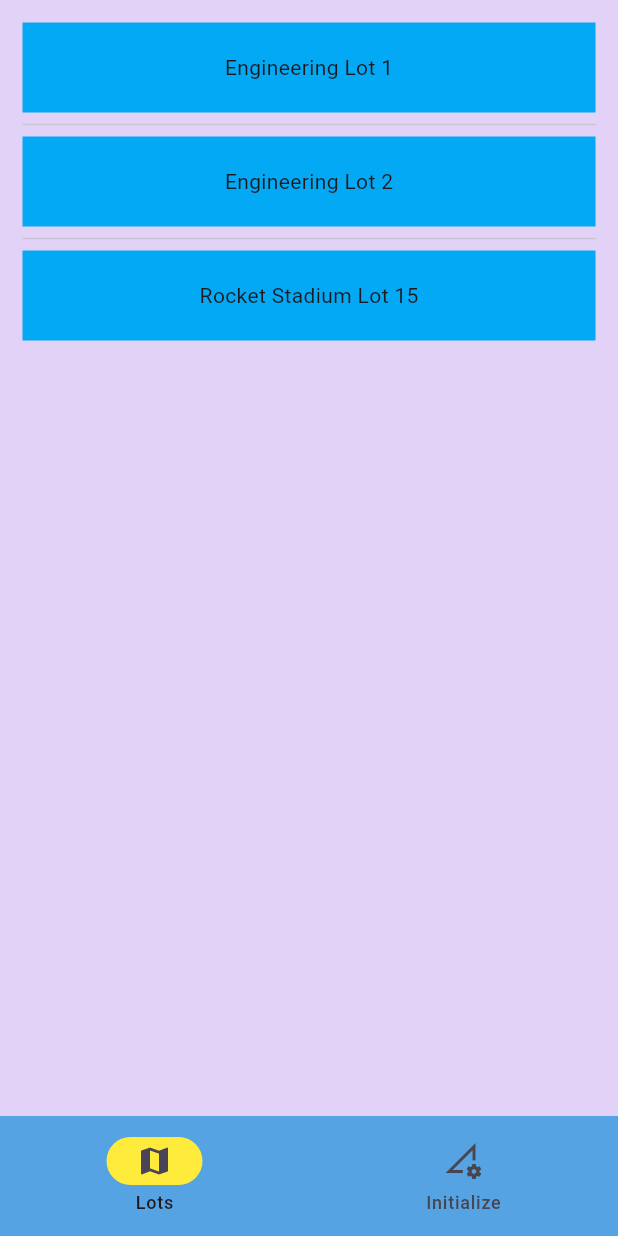
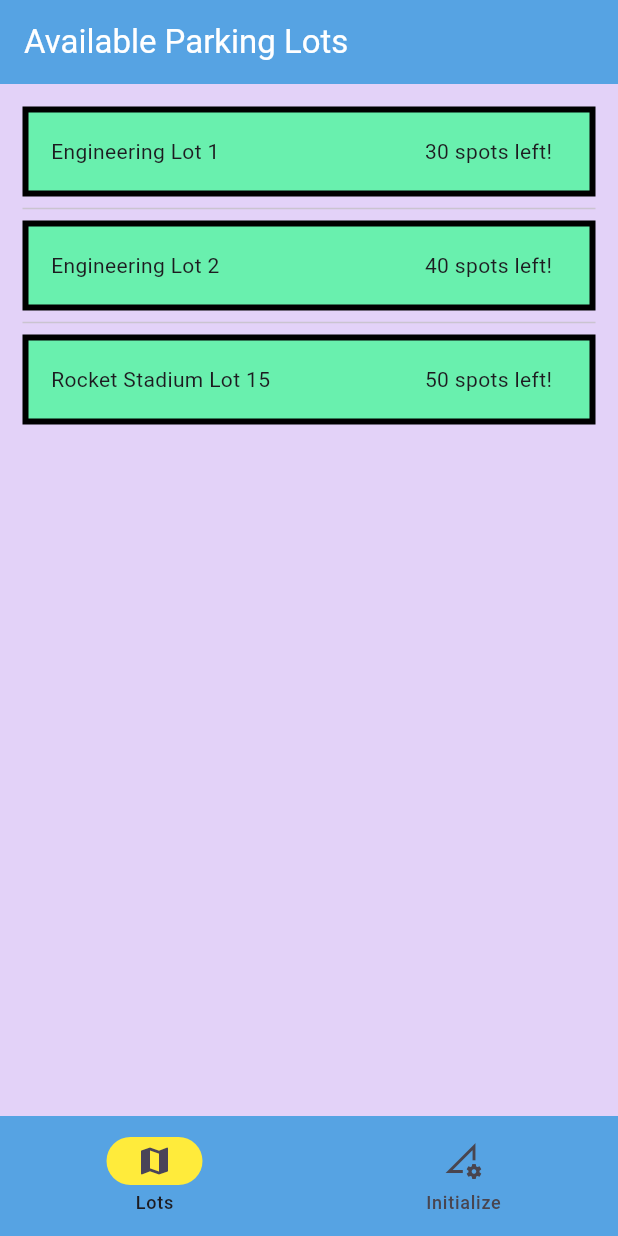
Before and after one commit to Archie619/Parking-Lot-Tracker-Analyzer, a Flutter app: the screen it shows after launch, on a phone screen of 412 x 824 dp. Run offline on Flutter 3.47's test engine with Material 3 defaults, Android fonts, the phone set to English and light mode, and no system bars.

Commit message:
Parking lot info screen added showing simplified map & # of spots available. Added on tap gesture to select specific lot from list.

```diff
--- /dev/null
+++ b/parkingtracker/lib/lot.dart
@@ -0,0 +1,13 @@
+class Lot {
+
+  String lotName;
+  int lotNumber;
+  int spotsTaken;
+  int totalSpots;
+  String mapPath; // path to map image
+
+  Lot(this.lotName, this.lotNumber, this.spotsTaken, this.totalSpots, this.mapPath);
+
+  int get availableSpots => totalSpots - spotsTaken;
+
+}
--- a/parkingtracker/lib/screens/lots.dart
+++ b/parkingtracker/lib/screens/lots.dart
@@ -1,6 +1,9 @@
 // Lots widget that will hold list of lots to choose from.
 
 import 'package:flutter/material.dart';
+import 'package:parkingtracker/lot.dart';
+import 'package:parkingtracker/screens/lotInfo.dart';
+import 'package:parkingtracker/screens/screen.dart';
 
 // Stateful = Mutable
 class LotsScreen extends StatefulWidget {
@@ -15,24 +18,59 @@
   // Stateful logic here (things that change)
 
   // This will need to be changed to pull from backend or internal storage
-  List<String> lotList = ['Engineering Lot 1', 'Engineering Lot 2', 'Rocket Stadium Lot 15'];
+
+  List<Lot> lots = [
+    Lot('Engineering Lot 1', 1, 70, 100, 'https://i.ibb.co/7dKrFp0T/simplified-Lot.png'),
+    Lot('Engineering Lot 2', 2, 30, 70, 'https://i.ibb.co/7dKrFp0T/simplified-Lot.png'),
+    Lot('Rocket Stadium Lot 15', 3, 100, 150, 'https://i.ibb.co/7dKrFp0T/simplified-Lot.png'),
+  ];
 
   // Build methods called anytime Flutter rebuilds UI, returns Widget
   @override
   Widget build(BuildContext context) {
     return Scaffold(
       backgroundColor: const Color.fromARGB(255, 227, 210, 248),
+      appBar: AppBar(
+        backgroundColor: Color.fromARGB(255, 86, 163, 227),
+        foregroundColor: Colors.white,
+        title: Text('Available Parking Lots'),
+      ),
       body: ListView.separated( // Create list of lots to choose from using itemBuilder (which allows us to dynamically create it)
         itemBuilder: (BuildContext context, int index) {
-          return Container(
+          return InkWell( // Allows us to recognize taps on specific containers (lots)
+            onTap: () {
+              Navigator.push( // Push new lotsInfoScreen to front and give current info on it.
+                context,
+                MaterialPageRoute<void>(
+                  builder: (context) => LotsInfoScreen(lot: lots[index]),
+                  ),
+              );
+            },
+            child: Container(
+            padding: EdgeInsets.only(left: 15.0, right: 25.0), // pad both left/right of container
             height: 60,
-            color: Colors.lightBlue,
-            child: Center(child: Text(lotList[index]))
-            );
+            decoration: BoxDecoration(
+              color: Colors.greenAccent,
+              border: Border.all(
+                color: Colors.black,
+                width: 4,
+              )
+            ),
+            child:
+              Row(
+                mainAxisAlignment: MainAxisAlignment.spaceBetween, // put max space between children
+                children: [
+                  Text(lots[index].lotName), // show lot name
+                  Text('${lots[index].availableSpots} spots left!'), // show # of spots left
+                ],
+              ),
+            ),
+          );
+
         },
         padding: const EdgeInsets.all(15),
         separatorBuilder: (BuildContext context, int index) => const Divider(),
-        itemCount: lotList.length,
+        itemCount: lots.length,
       ),
     );
   }
```
Also changed, not shown: parkingtracker/lib/screens/lotInfo.dart (added, +57 -0 lines), parkingtracker/pubspec.lock.
